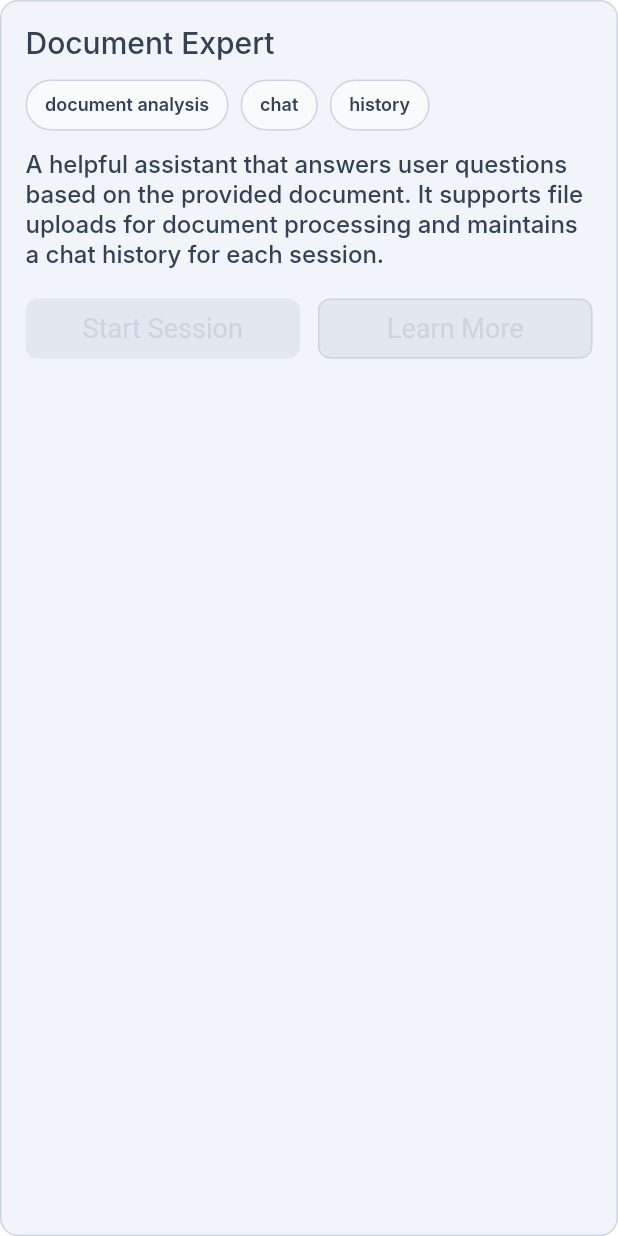
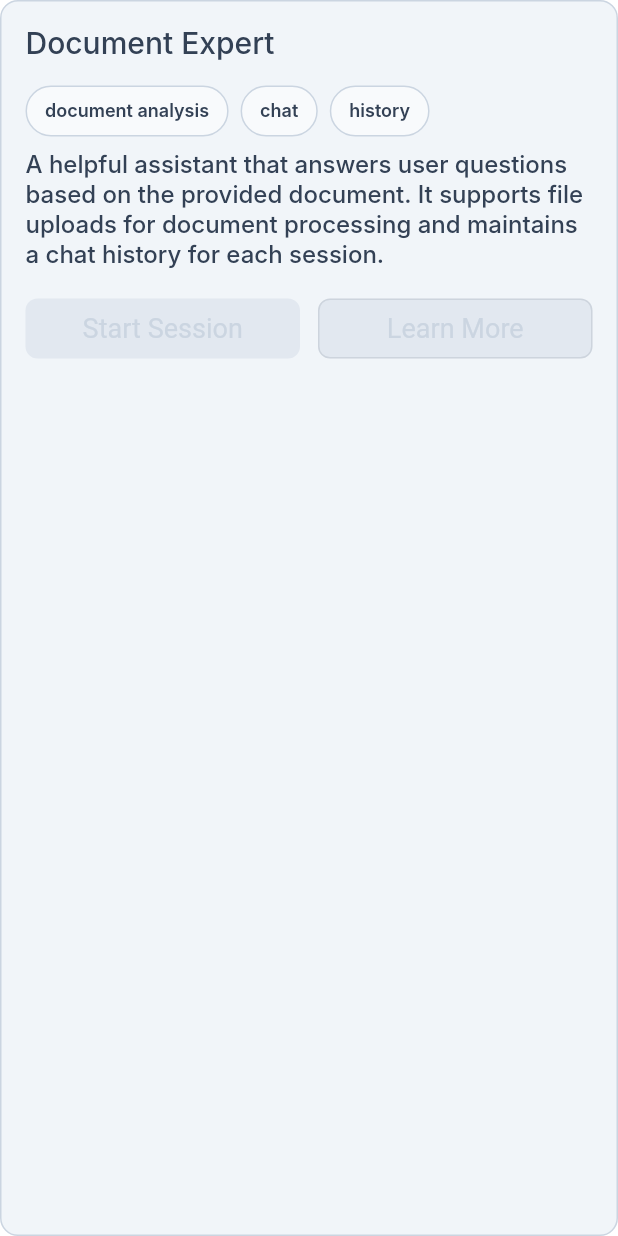
Before and after one commit to arithmic/nasiko_ui, a Flutter app: the NasikoCard widget shown alone on an empty page, opened directly, on a phone screen of 412 x 824 dp. Run offline on Flutter 3.47's test engine with Material 3 defaults, Android fonts, the phone set to English and light mode, and no system bars; our stand-ins replace hugeicons; Roboto replaces fonts that are missing (Chivo Mono, Inter).

Commit message:
Update card.dart

```diff
--- a/lib/src/components/card/card.dart
+++ b/lib/src/components/card/card.dart
@@ -1,5 +1,3 @@
-// lib/src/components/card/card.dart
-
 import 'package:flutter/material.dart';
 import 'package:nasiko_ui/src/components/buttons/button_size.dart';
 import 'package:nasiko_ui/src/components/buttons/primary_button.dart';
@@ -161,13 +159,13 @@ class _NasikoCardState extends State<NasikoCard> {
 
                   // Tags
                   if (widget.tags.isNotEmpty) ...[
-                    SizedBox(height: spacing.s12),
+                    SizedBox(height: spacing.s16),
                     _buildTagsRow(context),
                   ],
 
                   // Subtitle
                   if (widget.subtitle != null) ...[
-                    SizedBox(height: spacing.s12),
+                    SizedBox(height: spacing.s8),
                     Text(
                       widget.subtitle!,
                       style: typography.bodySecondaryBold.copyWith(
```
